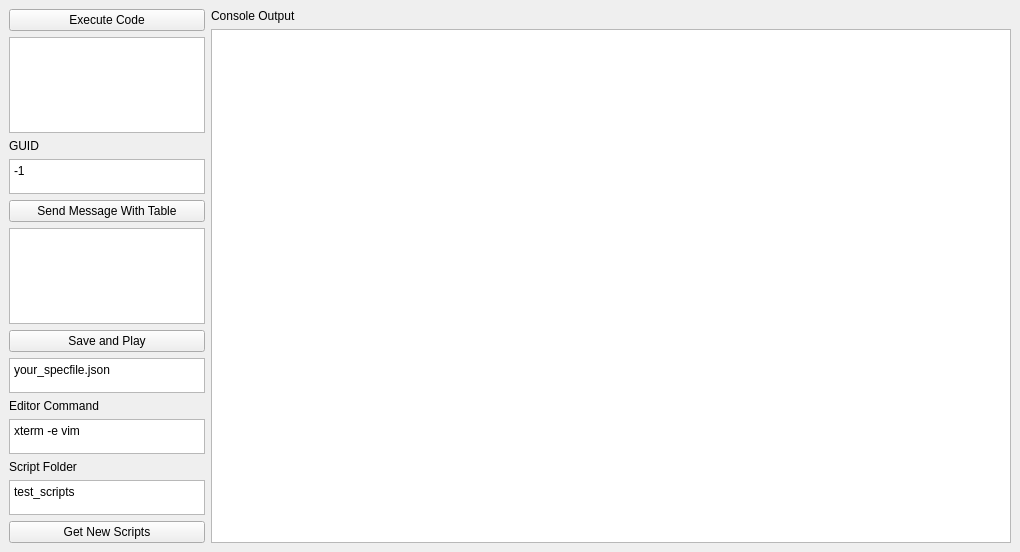
helpvisa/tts-devtools-py, file qt_layouts/gui.ui: the form before one commit.
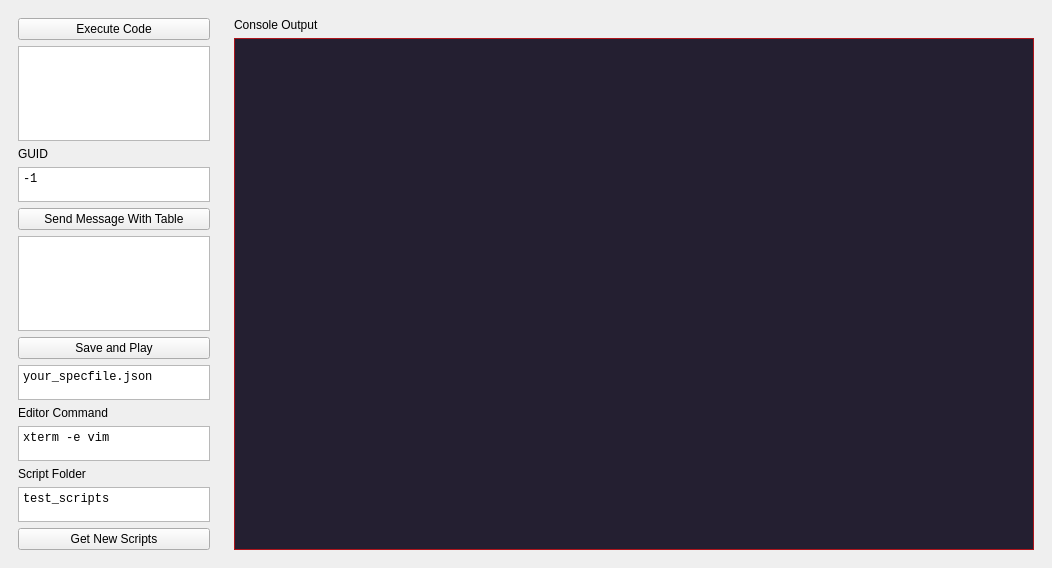
The form after the commit.

Diff of the .ui file:
```diff
--- a/qt_layouts/gui.ui
+++ b/qt_layouts/gui.ui
@@ -6,8 +6,8 @@
    <rect>
     <x>0</x>
     <y>0</y>
-    <width>1020</width>
-    <height>552</height>
+    <width>1052</width>
+    <height>568</height>
    </rect>
   </property>
   <property name="sizePolicy">
@@ -27,6 +27,13 @@
        <enum>QLayout::SizeConstraint::SetDefaultConstraint</enum>
       </property>
       <item>
+       <widget class="QFrame" name="left_split_frame">
+        <property name="maximumSize">
+         <size>
+          <width>400</width>
+          <height>16777215</height>
+         </size>
+        </property>
        <layout class="QVBoxLayout" name="left_split">
         <item>
          <layout class="QVBoxLayout" name="exec_code_layout">
@@ -63,6 +70,12 @@
               <height>16777215</height>
              </size>
             </property>
+             <property name="font">
+              <font>
+               <family>Monospace</family>
+               <pointsize>9</pointsize>
+              </font>
+             </property>
             <property name="frameShadow">
              <enum>QFrame::Shadow::Sunken</enum>
             </property>
@@ -99,6 +112,12 @@
             <height>35</height>
            </size>
           </property>
+           <property name="font">
+            <font>
+             <family>Monospace</family>
+             <pointsize>9</pointsize>
+            </font>
+           </property>
           <property name="plainText">
            <string>-1</string>
           </property>
@@ -139,6 +158,12 @@
               <height>16777215</height>
              </size>
             </property>
+             <property name="font">
+              <font>
+               <family>Monospace</family>
+               <pointsize>9</pointsize>
+              </font>
+             </property>
             <property name="markdown">
              <string>key=value
 
@@ -182,6 +207,12 @@
               <height>35</height>
              </size>
             </property>
+             <property name="font">
+              <font>
+               <family>Monospace</family>
+               <pointsize>9</pointsize>
+              </font>
+             </property>
             <property name="plainText">
              <string>your_specfile.json</string>
             </property>
@@ -227,6 +258,12 @@
               <height>35</height>
              </size>
             </property>
+             <property name="font">
+              <font>
+               <family>Monospace</family>
+               <pointsize>9</pointsize>
+              </font>
+             </property>
             <property name="plainText">
              <string>xterm -e vim</string>
             </property>
@@ -258,6 +295,12 @@
             <height>35</height>
            </size>
           </property>
+           <property name="font">
+            <font>
+             <family>Monospace</family>
+             <pointsize>9</pointsize>
+            </font>
+           </property>
           <property name="plainText">
            <string>test_scripts</string>
           </property>
@@ -283,8 +326,10 @@
          </widget>
         </item>
        </layout>
+       </widget>
       </item>
       <item>
+       <widget class="QFrame" name="right_split_frame">
        <layout class="QVBoxLayout" name="right_split">
         <item>
          <widget class="QLabel" name="console_label">
@@ -295,18 +340,502 @@
         </item>
         <item>
          <widget class="QTextBrowser" name="console_output">
+           <property name="enabled">
+            <bool>true</bool>
+           </property>
           <property name="minimumSize">
            <size>
             <width>800</width>
             <height>0</height>
            </size>
           </property>
+           <property name="palette">
+            <palette>
+             <active>
+              <colorrole role="WindowText">
+               <brush brushstyle="SolidPattern">
+                <color alpha="255">
+                 <red>255</red>
+                 <green>255</green>
+                 <blue>255</blue>
+                </color>
+               </brush>
+              </colorrole>
+              <colorrole role="Button">
+               <brush brushstyle="SolidPattern">
+                <color alpha="255">
+                 <red>61</red>
+                 <green>56</green>
+                 <blue>70</blue>
+                </color>
+               </brush>
+              </colorrole>
+              <colorrole role="Light">
+               <brush brushstyle="SolidPattern">
+                <color alpha="255">
+                 <red>92</red>
+                 <green>84</green>
+                 <blue>105</blue>
+                </color>
+               </brush>
+              </colorrole>
+              <colorrole role="Midlight">
+               <brush brushstyle="SolidPattern">
+                <color alpha="255">
+                 <red>76</red>
+                 <green>70</green>
+                 <blue>87</blue>
+                </color>
+               </brush>
+              </colorrole>
+              <colorrole role="Dark">
+               <brush brushstyle="SolidPattern">
+                <color alpha="255">
+                 <red>31</red>
+                 <green>28</green>
+                 <blue>35</blue>
+                </color>
+               </brush>
+              </colorrole>
+              <colorrole role="Mid">
+               <brush brushstyle="SolidPattern">
+                <color alpha="255">
+                 <red>41</red>
+                 <green>37</green>
+                 <blue>47</blue>
+                </color>
+               </brush>
+              </colorrole>
+              <colorrole role="Text">
+               <brush brushstyle="SolidPattern">
+                <color alpha="255">
+                 <red>255</red>
+                 <green>255</green>
+                 <blue>255</blue>
+                </color>
+               </brush>
+              </colorrole>
+              <colorrole role="BrightText">
+               <brush brushstyle="SolidPattern">
+                <color alpha="255">
+                 <red>255</red>
+                 <green>255</green>
+                 <blue>255</blue>
+                </color>
+               </brush>
+              </colorrole>
+              <colorrole role="ButtonText">
+               <brush brushstyle="SolidPattern">
+                <color alpha="255">
+                 <red>255</red>
+                 <green>255</green>
+                 <blue>255</blue>
+                </color>
+               </brush>
+              </colorrole>
+              <colorrole role="Base">
+               <brush brushstyle="SolidPattern">
+                <color alpha="255">
+                 <red>36</red>
+                 <green>31</green>
+                 <blue>49</blue>
+                </color>
+               </brush>
+              </colorrole>
+              <colorrole role="Window">
+               <brush brushstyle="SolidPattern">
+                <color alpha="255">
+                 <red>224</red>
+                 <green>27</green>
+                 <blue>36</blue>
+                </color>
+               </brush>
+              </colorrole>
+              <colorrole role="Shadow">
+               <brush brushstyle="SolidPattern">
+                <color alpha="255">
+                 <red>0</red>
+                 <green>0</green>
+                 <blue>0</blue>
+                </color>
+               </brush>
+              </colorrole>
+              <colorrole role="AlternateBase">
+               <brush brushstyle="SolidPattern">
+                <color alpha="255">
+                 <red>30</red>
+                 <green>28</green>
+                 <blue>35</blue>
+                </color>
+               </brush>
+              </colorrole>
+              <colorrole role="ToolTipBase">
+               <brush brushstyle="SolidPattern">
+                <color alpha="255">
+                 <red>255</red>
+                 <green>255</green>
+                 <blue>220</blue>
+                </color>
+               </brush>
+              </colorrole>
+              <colorrole role="ToolTipText">
+               <brush brushstyle="SolidPattern">
+                <color alpha="255">
+                 <red>0</red>
+                 <green>0</green>
+                 <blue>0</blue>
+                </color>
+               </brush>
+              </colorrole>
+              <colorrole role="PlaceholderText">
+               <brush brushstyle="SolidPattern">
+                <color alpha="127">
+                 <red>255</red>
+                 <green>255</green>
+                 <blue>255</blue>
+                </color>
+               </brush>
+              </colorrole>
+              <colorrole role="Accent">
+               <brush brushstyle="SolidPattern">
+                <color alpha="255">
+                 <red>0</red>
+                 <green>0</green>
+                 <blue>0</blue>
+                </color>
+               </brush>
+              </colorrole>
+             </active>
+             <inactive>
+              <colorrole role="WindowText">
+               <brush brushstyle="SolidPattern">
+                <color alpha="255">
+                 <red>255</red>
+                 <green>255</green>
+                 <blue>255</blue>
+                </color>
+               </brush>
+              </colorrole>
+              <colorrole role="Button">
+               <brush brushstyle="SolidPattern">
+                <color alpha="255">
+                 <red>61</red>
+                 <green>56</green>
+                 <blue>70</blue>
+                </color>
+               </brush>
+              </colorrole>
+              <colorrole role="Light">
+               <brush brushstyle="SolidPattern">
+                <color alpha="255">
+                 <red>92</red>
+                 <green>84</green>
+                 <blue>105</blue>
+                </color>
+               </brush>
+              </colorrole>
+              <colorrole role="Midlight">
+               <brush brushstyle="SolidPattern">
+                <color alpha="255">
+                 <red>76</red>
+                 <green>70</green>
+                 <blue>87</blue>
+                </color>
+               </brush>
+              </colorrole>
+              <colorrole role="Dark">
+               <brush brushstyle="SolidPattern">
+                <color alpha="255">
+                 <red>31</red>
+                 <green>28</green>
+                 <blue>35</blue>
+                </color>
+               </brush>
+              </colorrole>
+              <colorrole role="Mid">
+               <brush brushstyle="SolidPattern">
+                <color alpha="255">
+                 <red>41</red>
+                 <green>37</green>
+                 <blue>47</blue>
+                </color>
+               </brush>
+              </colorrole>
+              <colorrole role="Text">
+               <brush brushstyle="SolidPattern">
+                <color alpha="255">
+                 <red>255</red>
+                 <green>255</green>
+                 <blue>255</blue>
+                </color>
+               </brush>
+              </colorrole>
+              <colorrole role="BrightText">
+               <brush brushstyle="SolidPattern">
+                <color alpha="255">
+                 <red>255</red>
+                 <green>255</green>
+                 <blue>255</blue>
+                </color>
+               </brush>
+              </colorrole>
+              <colorrole role="ButtonText">
+               <brush brushstyle="SolidPattern">
+                <color alpha="255">
+                 <red>255</red>
+                 <green>255</green>
+                 <blue>255</blue>
+                </color>
+               </brush>
+              </colorrole>
+              <colorrole role="Base">
+               <brush brushstyle="SolidPattern">
+                <color alpha="255">
+                 <red>36</red>
+                 <green>31</green>
+                 <blue>49</blue>
+                </color>
+               </brush>
+              </colorrole>
+              <colorrole role="Window">
+               <brush brushstyle="SolidPattern">
+                <color alpha="255">
+                 <red>224</red>
+                 <green>27</green>
+                 <blue>36</blue>
+                </color>
+               </brush>
+              </colorrole>
+              <colorrole role="Shadow">
+               <brush brushstyle="SolidPattern">
+                <color alpha="255">
+                 <red>0</red>
+                 <green>0</green>
+                 <blue>0</blue>
+                </color>
+               </brush>
+              </colorrole>
+              <colorrole role="AlternateBase">
+               <brush brushstyle="SolidPattern">
+                <color alpha="255">
+                 <red>30</red>
+                 <green>28</green>
+                 <blue>35</blue>
+                </color>
+               </brush>
+              </colorrole>
+              <colorrole role="ToolTipBase">
+               <brush brushstyle="SolidPattern">
+                <color alpha="255">
+                 <red>255</red>
+                 <green>255</green>
+                 <blue>220</blue>
+                </color>
+               </brush>
+              </colorrole>
+              <colorrole role="ToolTipText">
+               <brush brushstyle="SolidPattern">
+                <color alpha="255">
+                 <red>0</red>
+                 <green>0</green>
+                 <blue>0</blue>
+                </color>
+               </brush>
+              </colorrole>
+              <colorrole role="PlaceholderText">
+               <brush brushstyle="SolidPattern">
+                <color alpha="127">
+                 <red>255</red>
+                 <green>255</green>
+                 <blue>255</blue>
+                </color>
+               </brush>
+              </colorrole>
+              <colorrole role="Accent">
+               <brush brushstyle="SolidPattern">
+                <color alpha="255">
+                 <red>0</red>
+                 <green>0</green>
+                 <blue>0</blue>
+                </color>
+               </brush>
+              </colorrole>
+             </inactive>
+             <disabled>
+              <colorrole role="WindowText">
+               <brush brushstyle="SolidPattern">
+                <color alpha="255">
+                 <red>31</red>
+                 <green>28</green>
+                 <blue>35</blue>
+                </color>
+               </brush>
+              </colorrole>
+              <colorrole role="Button">
+               <brush brushstyle="SolidPattern">
+                <color alpha="255">
+                 <red>61</red>
+                 <green>56</green>
+                 <blue>70</blue>
+                </color>
+               </brush>
+              </colorrole>
+              <colorrole role="Light">
+               <brush brushstyle="SolidPattern">
+                <color alpha="255">
+                 <red>92</red>
+                 <green>84</green>
+                 <blue>105</blue>
+                </color>
+               </brush>
+              </colorrole>
+              <colorrole role="Midlight">
+               <brush brushstyle="SolidPattern">
+                <color alpha="255">
+                 <red>76</red>
+                 <green>70</green>
+                 <blue>87</blue>
+                </color>
+               </brush>
+              </colorrole>
+              <colorrole role="Dark">
+               <brush brushstyle="SolidPattern">
+                <color alpha="255">
+                 <red>31</red>
+                 <green>28</green>
+                 <blue>35</blue>
+                </color>
+               </brush>
+              </colorrole>
+              <colorrole role="Mid">
+               <brush brushstyle="SolidPattern">
+                <color alpha="255">
+                 <red>41</red>
+                 <green>37</green>
+                 <blue>47</blue>
+                </color>
+               </brush>
+              </colorrole>
+              <colorrole role="Text">
+               <brush brushstyle="SolidPattern">
+                <color alpha="255">
+                 <red>31</red>
+                 <green>28</green>
+                 <blue>35</blue>
+                </color>
+               </brush>
+              </colorrole>
+              <colorrole role="BrightText">
+               <brush brushstyle="SolidPattern">
+                <color alpha="255">
+                 <red>255</red>
+                 <green>255</green>
+                 <blue>255</blue>
+                </color>
+               </brush>
+              </colorrole>
+              <colorrole role="ButtonText">
+               <brush brushstyle="SolidPattern">
+                <color alpha="255">
+                 <red>31</red>
+                 <green>28</green>
+                 <blue>35</blue>
+                </color>
+               </brush>
+              </colorrole>
+              <colorrole role="Base">
+               <brush brushstyle="SolidPattern">
+                <color alpha="255">
+                 <red>224</red>
+                 <green>27</green>
+                 <blue>36</blue>
+                </color>
+               </brush>
+              </colorrole>
+              <colorrole role="Window">
+               <brush brushstyle="SolidPattern">
+                <color alpha="255">
+                 <red>224</red>
+                 <green>27</green>
+                 <blue>36</blue>
+                </color>
+               </brush>
+              </colorrole>
+              <colorrole role="Shadow">
+               <brush brushstyle="SolidPattern">
+                <color alpha="255">
+                 <red>0</red>
+                 <green>0</green>
+                 <blue>0</blue>
+                </color>
+               </brush>
+              </colorrole>
+              <colorrole role="AlternateBase">
+               <brush brushstyle="SolidPattern">
+                <color alpha="255">
+                 <red>61</red>
+                 <green>56</green>
+                 <blue>70</blue>
+                </color>
+               </brush>
+              </colorrole>
+              <colorrole role="ToolTipBase">
+               <brush brushstyle="SolidPattern">
+                <color alpha="255">
+                 <red>255</red>
+                 <green>255</green>
+                 <blue>220</blue>
+                </color>
+               </brush>
+              </colorrole>
+              <colorrole role="ToolTipText">
+               <brush brushstyle="SolidPattern">
+                <color alpha="255">
+                 <red>0</red>
+                 <green>0</green>
+                 <blue>0</blue>
+                </color>
+               </brush>
+              </colorrole>
+              <colorrole role="PlaceholderText">
+               <brush brushstyle="SolidPattern">
+                <color alpha="127">
+                 <red>31</red>
+                 <green>28</green>
+                 <blue>35</blue>
+                </color>
+               </brush>
+              </colorrole>
+              <colorrole role="Accent">
+               <brush brushstyle="SolidPattern">
+                <color alpha="255">
+                 <red>43</red>
+                 <green>39</green>
+                 <blue>49</blue>
+                </color>
+               </brush>
+              </colorrole>
+             </disabled>
+            </palette>
+           </property>
+           <property name="font">
+            <font>
+             <family>Monospace</family>
+             <pointsize>10</pointsize>
+             <italic>false</italic>
+             <bold>false</bold>
+             <underline>false</underline>
+             <strikeout>false</strikeout>
+             <kerning>true</kerning>
+            </font>
+           </property>
           <property name="whatsThis">
            <string>Output sent from TTS is displayed here.</string>
           </property>
          </widget>
         </item>
        </layout>
+       </widget>
       </item>
      </layout>
     </item>
```
Left out of the diff: 4 changed lines with no effect on the pictures. Lines whose indentation alone changed are shown as unchanged.
